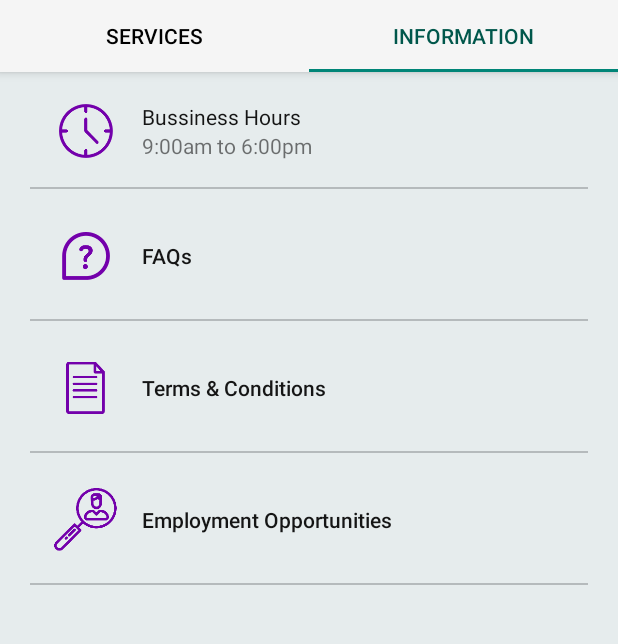
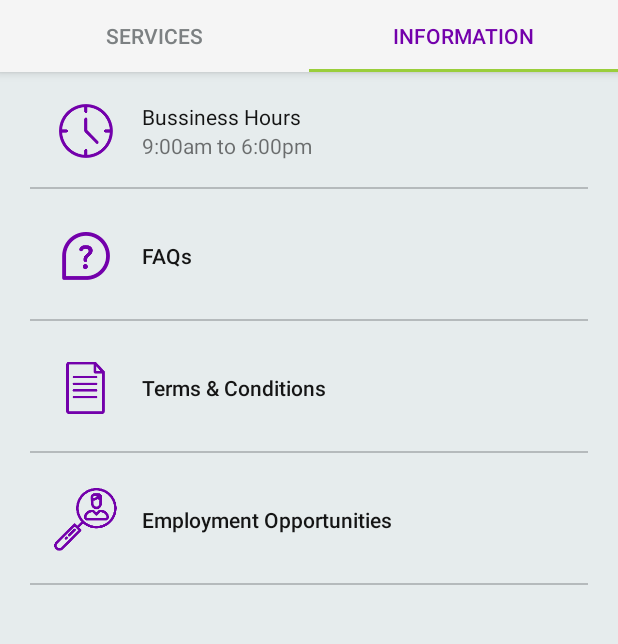
Before and after one commit to navclick/OCflex-Customer, an Android app: the OneFragment screen opened directly, with no data from a screen before it, tab 2 chosen, on a phone screen of 412 x 824 dp, the part 84-728 px from its top. Run offline under Robolectric (Android 15) with nearby library versions, the phone set to English and light mode, and no system bars; our stand-ins replace Picasso; pictures from the network do not load; 1 statement that could not run was skipped.

```diff
--- a/app/src/main/java/com/example/fightersarena/ocflex_costumer/Adapter/CustomerServicesAdapter.java
+++ b/app/src/main/java/com/example/fightersarena/ocflex_costumer/Adapter/CustomerServicesAdapter.java
@@ -70,7 +70,7 @@ public class CustomerServicesAdapter extends RecyclerView.Adapter<CustomerServic
         //holder.name.setText(customerService.getName());
         String imageurl = customerService.getImageUrl();
         Log.d("imageurl",imageurl);
-        Picasso.with(holder.imgViewServices.getContext()).load(imageurl).resize(200, 100).centerCrop().into(holder.imgViewServices);
+        Picasso.with(holder.imgViewServices.getContext()).load(imageurl).resize(700, 300).centerCrop().into(holder.imgViewServices);
         //holder.imgViewServices.setImageURI(customerService.getImageUrl());
     }
 
--- a/app/src/main/res/layout/app_bar_services.xml
+++ b/app/src/main/res/layout/app_bar_services.xml
@@ -31,12 +31,10 @@
             android:id="@+id/tabs"
             android:layout_width="match_parent"
             android:layout_height="wrap_content"
-            app:tabSelectedTextColor="@color/colorPrimaryDark"
-            app:tabTextColor="@color/colordailog"
+            app:tabSelectedTextColor="@color/darkPurple"
+            app:tabTextColor="#7C8082"
+            app:tabIndicatorColor="@color/green"
             >
-
-
-
 
         </android.support.design.widget.TabLayout>
 
--- a/app/src/main/res/layout/layout_customerservices.xml
+++ b/app/src/main/res/layout/layout_customerservices.xml
@@ -10,8 +10,9 @@
         android:layout_height="match_parent"
         android:layout_marginBottom="10dp"
         android:layout_marginTop="10dp"
-        android:adjustViewBounds="true"
+        android:adjustViewBounds="false"
         android:contentDescription="TODO"
+        android:scaleType="centerCrop"
         android:src="@mipmap/adult_ok_check" />
 
     <TextView
```
